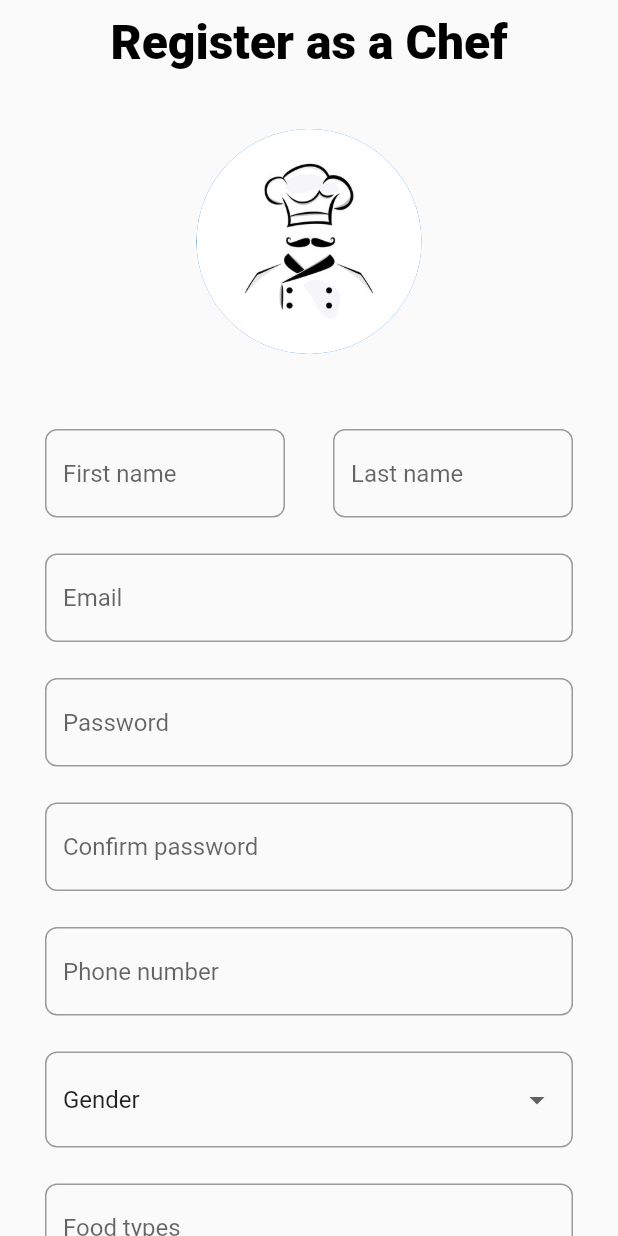
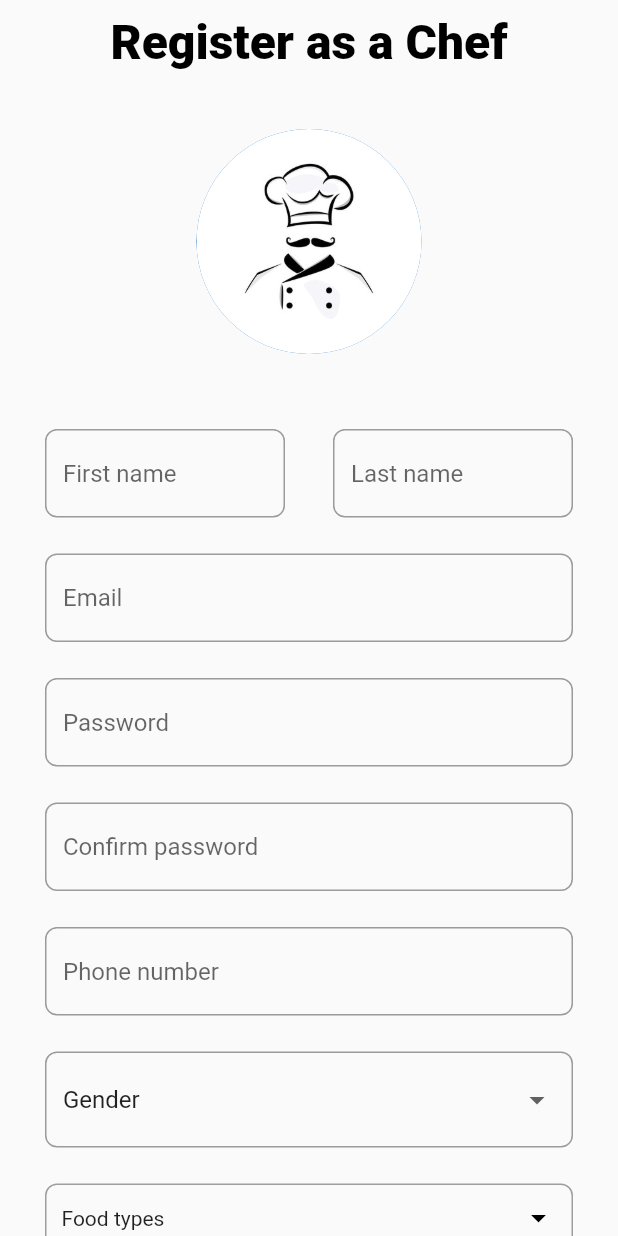
Before and after one commit to LassazVegaz/my_recipe, a Flutter app: the screen it shows after launch, on a phone screen of 412 x 824 dp. Run offline on Flutter 3.47's test engine with Material 2 defaults, Android fonts, the phone set to English and light mode, and no system bars; drawn by our look-alikes of multi_select_flutter; our stand-ins replace firebase_core; accounts and stored records are empty.

Commit message:
food types field

```diff
--- a/lib/pages/chef_register_page.dart
+++ b/lib/pages/chef_register_page.dart
@@ -1,4 +1,6 @@
 import 'package:flutter/material.dart';
+import 'package:multi_select_flutter/dialog/mult_select_dialog.dart';
+import 'package:multi_select_flutter/multi_select_flutter.dart';
 import 'package:my_recipe/theme.dart';
 import 'package:my_recipe/widgets/outlined_textfield.dart';
 
@@ -83,8 +85,25 @@ class ChefRegisterPage extends StatelessWidget {
                   ),
                 ),
                 const SizedBox(height: 24),
-                const OutlinedTextField(
-                  hintText: 'Food types',
+                MultiSelectDialogField(
+                  items: [
+                    MultiSelectItem('Italian', 'Italian'),
+                    MultiSelectItem('Chinese', 'Chinese'),
+                  ],
+                  title: const Text('Select your cuisine'),
+                  buttonText: const Text('Food types'),
+                  selectedColor: themeData.colorScheme.primary,
+                  onConfirm: (p0) {},
+                  decoration: BoxDecoration(
+                    border: Border.all(
+                      color: Colors.grey,
+                    ),
+                    borderRadius: fieldBorderRadius,
+                  ),
+                  buttonIcon: const Icon(
+                    Icons.arrow_drop_down,
+                    color: Colors.black,
+                  ),
                 ),
                 const SizedBox(height: 30),
                 ElevatedButton(
--- a/pubspec.yaml
+++ b/pubspec.yaml
@@ -37,6 +37,7 @@ dependencies:
   firebase_auth: ^4.3.0
   cloud_firestore: ^4.4.5
   firebase_storage: ^11.0.16
+  multi_select_flutter: ^4.1.3
 
 dev_dependencies:
   flutter_test:
```
Also changed, not shown: pubspec.lock.
